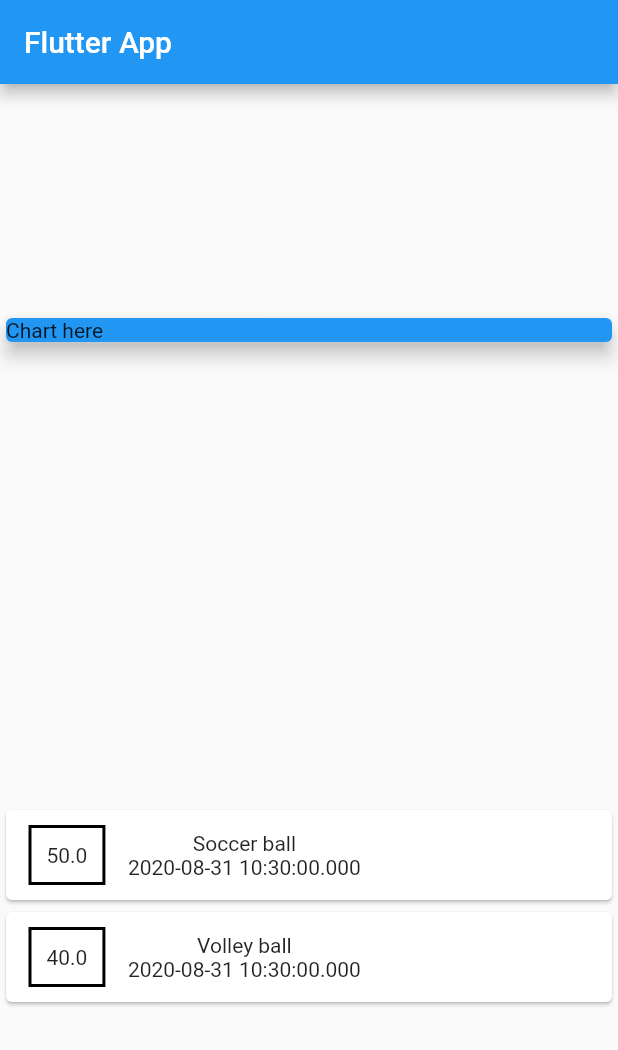
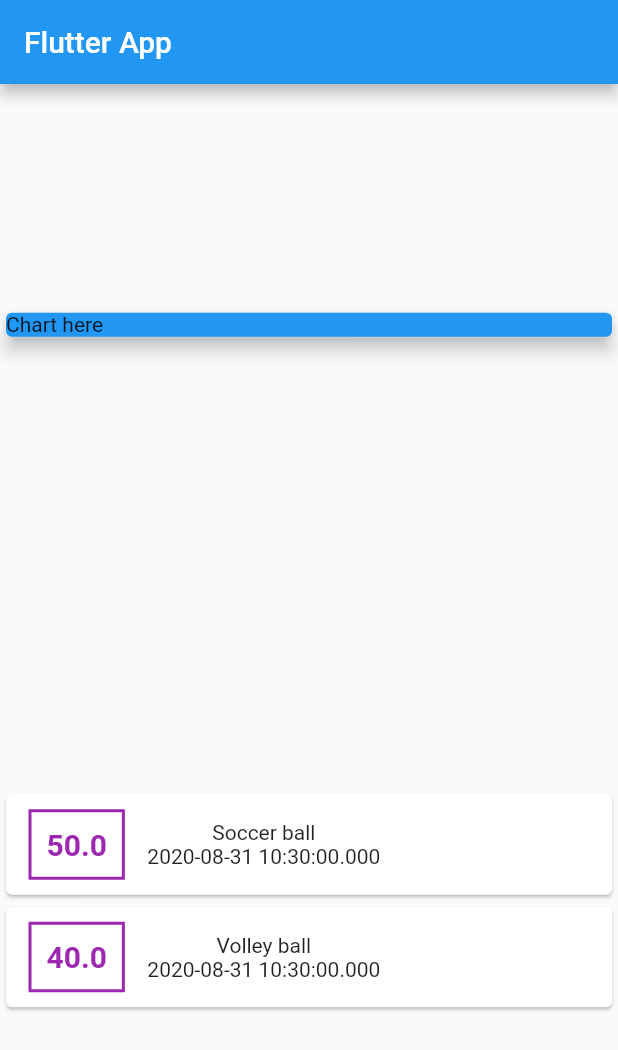
Before and after one commit to fvvsantana/learningFlutter, a Flutter app: the screen it shows after launch, on a phone screen of 412 x 824 dp. Shown: the top 1050 px of the screen. Run offline on Flutter 3.47's test engine with Material 2 defaults, Android fonts, the phone set to English and light mode, and no system bars.

Commit message:
77. Styling Text

```diff
--- a/personal_expenses/lib/main.dart
+++ b/personal_expenses/lib/main.dart
@@ -39,6 +39,7 @@ class MyHomePage extends StatelessWidget {
         mainAxisAlignment: MainAxisAlignment.spaceAround,
         crossAxisAlignment: CrossAxisAlignment.stretch,
         children: [
+          // Chart
           Container(
             width: double.infinity,
             child: Card(
@@ -47,12 +48,14 @@ class MyHomePage extends StatelessWidget {
               elevation: 5,
             ),
           ),
+          // List of transactions
           Column(
             children: _transactions
                 .map(
                   (tx) => Card(
                     child: Row(
                       children: [
+                        // Transaction amount
                         Container(
                           margin: EdgeInsets.symmetric(
                             vertical: 10,
@@ -62,10 +65,17 @@ class MyHomePage extends StatelessWidget {
                           decoration: BoxDecoration(
                             border: Border.all(
                               width: 2,
-                              color: Colors.black,
+                              color: Colors.purple,
                             ),
                           ),
-                          child: Text(tx.amount.toString()),
+                          child: Text(
+                            tx.amount.toString(),
+                            style: TextStyle(
+                              color: Colors.purple,
+                              fontSize: 20,
+                              fontWeight: FontWeight.bold,
+                            ),
+                          ),
                         ),
                         Column(
                           children: [
```
